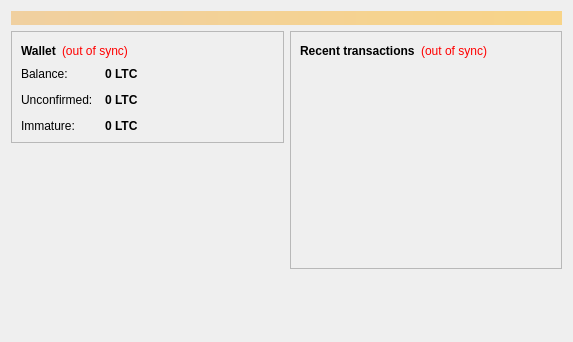
coin-coin/coincoin, file src/qt/forms/overviewpage.ui: the form before one commit.
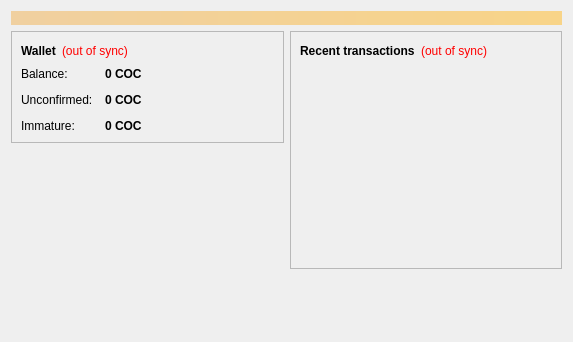
The form after the commit.

```diff
--- a/src/qt/forms/overviewpage.ui
+++ b/src/qt/forms/overviewpage.ui
@@ -122,7 +122,7 @@
                <string>Your current balance</string>
               </property>
               <property name="text">
-               <string notr="true">0 LTC</string>
+               <string notr="true">0 COC</string>
               </property>
               <property name="textInteractionFlags">
                <set>Qt::LinksAccessibleByMouse|Qt::TextSelectableByKeyboard|Qt::TextSelectableByMouse</set>
@@ -151,7 +151,7 @@
                <string>Total of transactions that have yet to be confirmed, and do not yet count toward the current balance</string>
               </property>
               <property name="text">
-               <string notr="true">0 LTC</string>
+               <string notr="true">0 COC</string>
               </property>
               <property name="textInteractionFlags">
                <set>Qt::LinksAccessibleByMouse|Qt::TextSelectableByKeyboard|Qt::TextSelectableByMouse</set>
@@ -177,7 +177,7 @@
                <string>Mined balance that has not yet matured</string>
               </property>
               <property name="text">
-               <string notr="true">0 LTC</string>
+               <string notr="true">0 COC</string>
               </property>
               <property name="textInteractionFlags">
                <set>Qt::LinksAccessibleByMouse|Qt::TextSelectableByKeyboard|Qt::TextSelectableByMouse</set>
```
Left out of the diff: 4 changed lines with no effect on the pictures.
